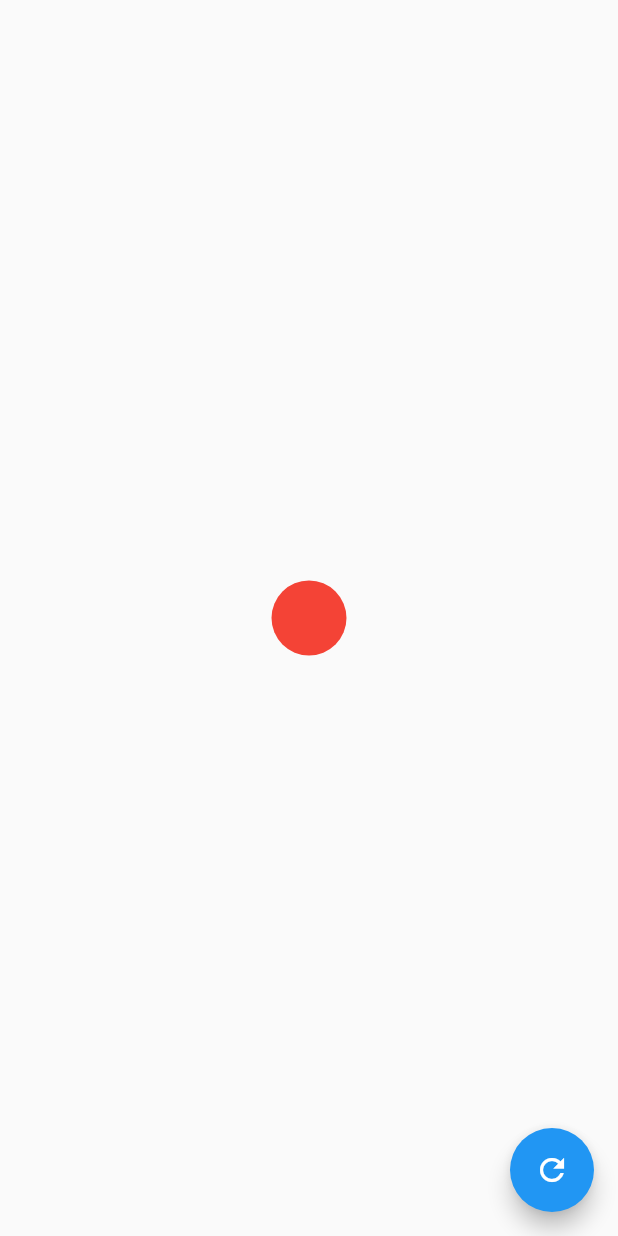
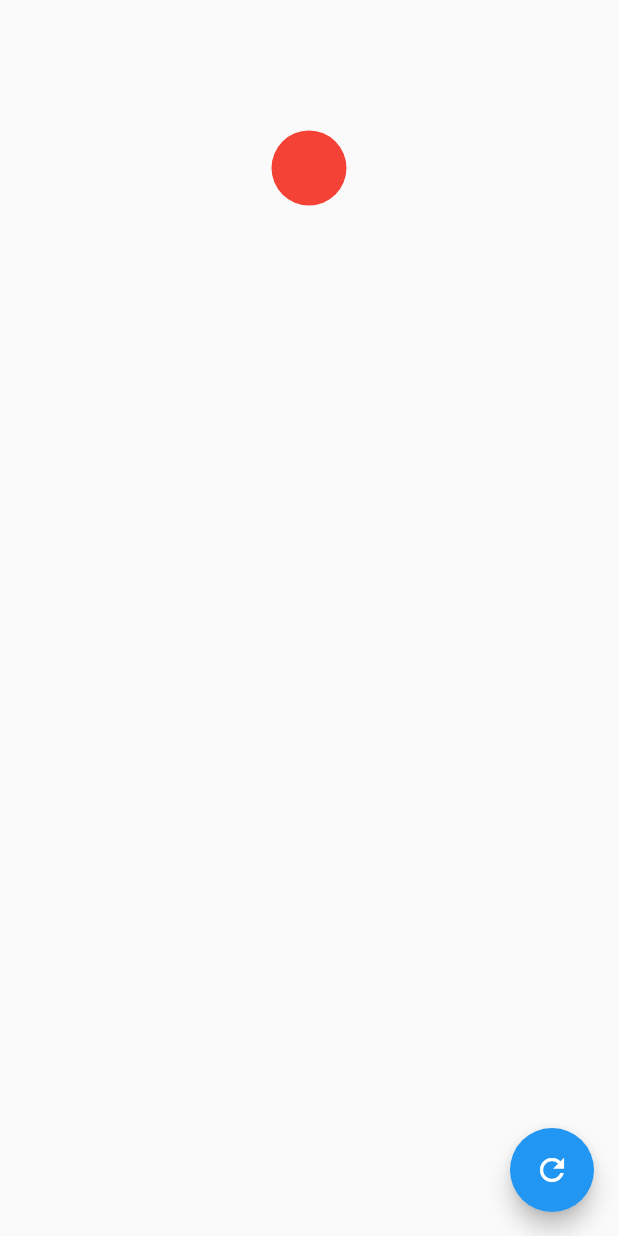
Before and after one commit to matheusEduardoTavares/FlutterFlutterando, a Flutter app: the screen it shows after launch, on a phone screen of 412 x 824 dp. Run offline on Flutter 3.47's test engine with Material 2 defaults, Android fonts, the phone set to English and light mode, and no system bars.

Commit message:
Usando o transform dentro do AnimatedContainer

```diff
--- a/animacoes/lib/home_page.dart/home_page.dart
+++ b/animacoes/lib/home_page.dart/home_page.dart
@@ -1,5 +1,4 @@
 import 'package:flutter/material.dart';
-import 'package:flutter/scheduler.dart';
 
 class HomePage extends StatefulWidget {
   @override
@@ -9,8 +8,8 @@ class HomePage extends StatefulWidget {
 class _HomePageState extends State<HomePage> {
   var startSize = 50.0;
   var endSize = 100.0;
+  bool isGrowing = false;
 
-   bool isGrowing = false;
 
   @override
   Widget build(BuildContext context) {
@@ -28,6 +27,14 @@ class _HomePageState extends State<HomePage> {
         //feito internamente. Há vários widgets desse
         //que se iniciam com Animated
         child: AnimatedContainer(
+          // o Matrix4.identity deixa identado
+          //no centro do widget de layout pai, no
+          //caso o center, então esse elemento
+          //será identado ao centro da tela
+          //Uma forma de transladar:
+          transform: Matrix4.identity()..translate(0.0, -300.0),
+          //usamos o .. para de uma mesma instância executar
+          //2 métodos.
           duration: Duration(seconds: 2),
           width: isGrowing ? endSize : startSize,
           height: isGrowing ? endSize : startSize,
```
